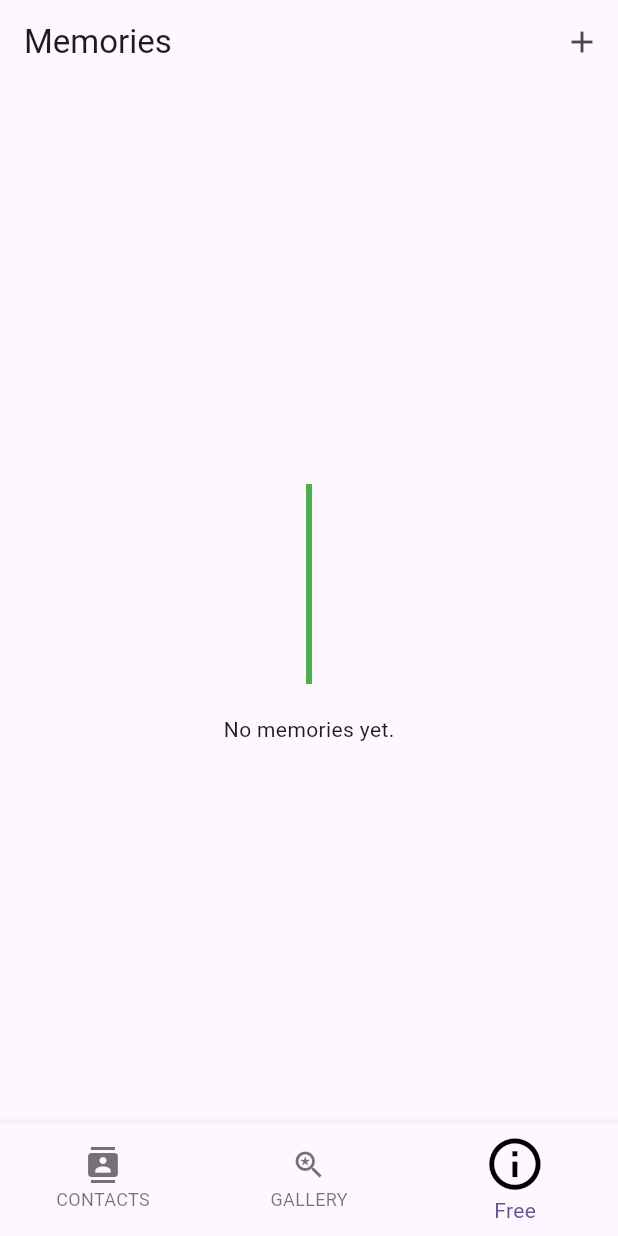
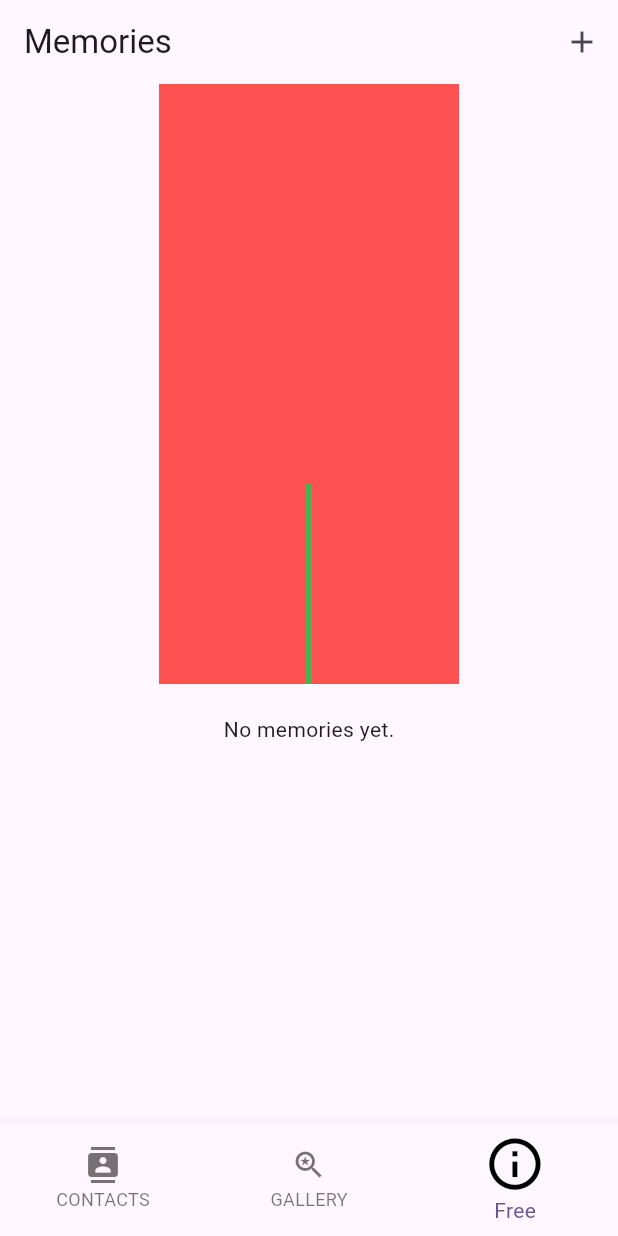
Before and after one commit to Jhbae8038/first_week, a Flutter app: the screen it shows after launch, item 3 of the bottom bar chosen, after a tap on the "add" icon, on a phone screen of 412 x 824 dp. Run offline on Flutter 3.47's test engine with Material 3 defaults, Android fonts, the phone set to English and light mode, and no system bars; our stand-ins replace contacts_service, device_info_plus, flutter_riverpod, geolocator, hive, hive_flutter and 3 more; missing offline and left inert: call_log; accounts and stored records are empty.

Commit message:
press tab3

```diff
--- a/lib/model/memory_model.dart
+++ b/lib/model/memory_model.dart
@@ -3,6 +3,8 @@ import 'dart:io';
 
 import 'package:flutter/material.dart';
 import 'package:hive/hive.dart';
+
+part 'memory_model.g.dart';
 
 @HiveType(typeId: 1)
 class MemoryModel {
--- a/lib/provider/hive_db_provider.dart
+++ b/lib/provider/hive_db_provider.dart
@@ -26,6 +26,7 @@ class HiveDB {
 
   _init() async {
     Hive.registerAdapter<UserModel>(UserModelAdapter());
+    Hive.registerAdapter<MemoryModel>(MemoryModelAdapter());
 
     var boxCollection = await BoxCollection.open(
       'userDB', // Name of your database
--- a/lib/provider/memories_provider.dart
+++ b/lib/provider/memories_provider.dart
@@ -41,7 +41,7 @@ class MemoryNotifier extends StateNotifier<List<MemoryModel>> {
     }
   }
 
-  Future<void> _saveMemory() async {
+  Future<void> saveMemory() async {
     if (memoryBox != null) {
       await memoryBox!.clear(); // Clear the box before saving new data
       for (int i = 0; i < state.length; i++) {
@@ -50,13 +50,14 @@ class MemoryNotifier extends StateNotifier<List<MemoryModel>> {
     }
   }
 
-
   // 파일 추가 메서드
   Future<void> addMemory() async {
     final XFile? pickedFile = await _picker.pickImage(source: ImageSource.gallery);
     if (pickedFile != null) {
       final newMemory = MemoryModel(imagePath: pickedFile.path, title: 'New Memory', description: 'New Description', date: DateTime.now());
       state = [...state, newMemory].toList();
+
+      await saveMemory();
     }
   }
 
--- a/lib/screen/free_screen.dart
+++ b/lib/screen/free_screen.dart
@@ -22,7 +22,6 @@ class _FreeScreenState extends ConsumerState<FreeScreen> {
   final ImagePicker _picker = ImagePicker();
   final TextEditingController _titleController = TextEditingController();
   final TextEditingController _descriptionController = TextEditingController();
-
 
   void _showLargeImage(MemoryModel memory) {
     _titleController.text = memory.title;
@@ -146,21 +145,30 @@ class _FreeScreenState extends ConsumerState<FreeScreen> {
 
           List<ui.Image> images = snapshot.data!;
 
-          return SingleChildScrollView(
+          return Row(
+            mainAxisAlignment: MainAxisAlignment.center,
+            children: [
+              SingleChildScrollView(
               child: Column(
                 children: [
                   Container(
                     width: 200,
                     height: 400,
+                    color: Colors.accents[0],
                     child: CustomPaint(
-                  painter: TreePainter(memories, images),
+                      painter: TreePainter(memories, images, onImageTap: (index) {
+                        _showLargeImage(memories[index]);
+                        ref.read(memoryProvider.notifier).saveMemory();
+                      }),
                       child: Container(), // 제스처 인식을 위한 빈 Container 추가
                     ),
                   ),
                   SizedBox(height: 20),
-              Center(child: Text('No memories yet.'))
+                  if(memories.isEmpty) Center(child: Text('No memories yet.'))
                 ],
               ),
+        ),
+            ],
           );}
       ),
     );
@@ -171,8 +179,10 @@ class _FreeScreenState extends ConsumerState<FreeScreen> {
 class TreePainter extends CustomPainter {
   final List<MemoryModel> memories;
   final List<ui.Image> images;
+  final List<Rect> imageRects =[];
+  final Function(int) onImageTap;
 
-  TreePainter(this.memories, this.images);
+  TreePainter(this.memories, this.images, {required this.onImageTap});
 
   @override
   void paint(Canvas canvas, Size size) {
@@ -211,6 +221,8 @@ class TreePainter extends CustomPainter {
           height: 30,
         );
 
+        imageRects.add(imageRect);
+
         canvas.drawImageRect(
           image,
           Rect.fromLTWH(0, 0, image.width.toDouble(), image.height.toDouble()),
@@ -227,4 +239,15 @@ class TreePainter extends CustomPainter {
   bool shouldRepaint(covariant CustomPainter oldDelegate) {
     return true;
   }
+
+  @override
+  bool hitTest(Offset position) {
+    for (int i = 0; i < imageRects.length; i++) {
+      if (imageRects[i].contains(position)) {
+        onImageTap(i);
+        return true;
       }
+    }
+    return false;
+  }
+}
```
Also changed, not shown: lib/model/memory_model.g.dart (added), pubspec.lock, 2 other files. Lines whose indentation alone changed are shown as unchanged.
